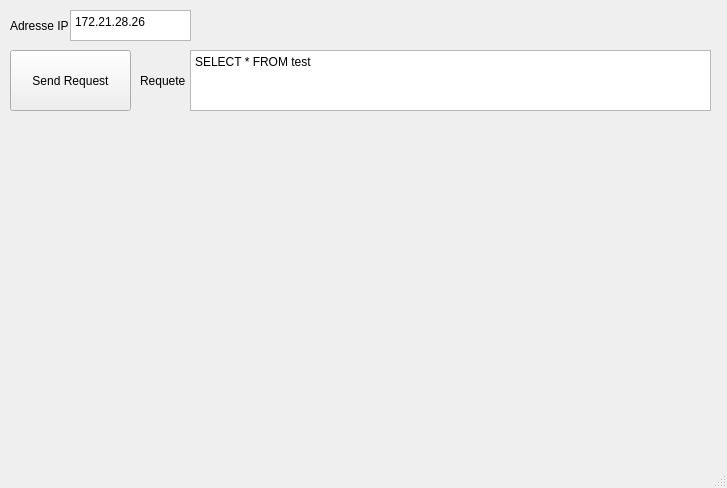
Before: the Qt Designer form MobyCreaApp/mainwindow.ui in kayakdemer63/Projet_MobyCrea, drawn with Qt 5.
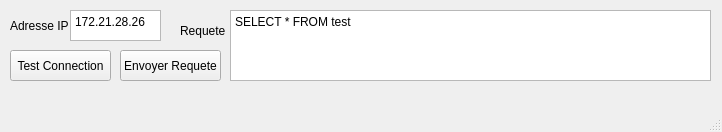
After: the same form once the commit is applied.

What changed in the file:
```diff
--- a/MobyCreaApp/mainwindow.ui
+++ b/MobyCreaApp/mainwindow.ui
@@ -6,8 +6,8 @@
    <rect>
     <x>0</x>
     <y>0</y>
-    <width>727</width>
-    <height>488</height>
+    <width>722</width>
+    <height>132</height>
    </rect>
   </property>
   <property name="windowTitle">
@@ -17,23 +17,23 @@
    <widget class="QPushButton" name="RequestButton">
     <property name="geometry">
      <rect>
-      <x>10</x>
+      <x>120</x>
       <y>50</y>
-      <width>121</width>
-      <height>61</height>
+      <width>101</width>
+      <height>31</height>
      </rect>
     </property>
     <property name="text">
-     <string>Send Request</string>
+     <string>Envoyer Requete</string>
     </property>
    </widget>
    <widget class="QPlainTextEdit" name="Request">
     <property name="geometry">
      <rect>
-      <x>190</x>
-      <y>50</y>
-      <width>521</width>
-      <height>61</height>
+      <x>230</x>
+      <y>10</y>
+      <width>481</width>
+      <height>71</height>
      </rect>
     </property>
     <property name="plainText">
@@ -45,7 +45,7 @@
      <rect>
       <x>70</x>
       <y>10</y>
-      <width>121</width>
+      <width>91</width>
       <height>31</height>
      </rect>
     </property>
@@ -56,8 +56,8 @@
    <widget class="QLabel" name="labelRequete">
     <property name="geometry">
      <rect>
-      <x>140</x>
-      <y>60</y>
+      <x>180</x>
+      <y>10</y>
       <width>49</width>
       <height>41</height>
      </rect>
@@ -79,6 +79,19 @@
      <string>Adresse IP :</string>
     </property>
    </widget>
+   <widget class="QPushButton" name="testCo">
+    <property name="geometry">
+     <rect>
+      <x>10</x>
+      <y>50</y>
+      <width>101</width>
+      <height>31</height>
+     </rect>
+    </property>
+    <property name="text">
+     <string>Test Connection</string>
+    </property>
+   </widget>
   </widget>
   <widget class="QMenuBar" name="menubar">
    <property name="geometry">
```
Left out of the diff: 35 changed lines with no effect on the pictures.
